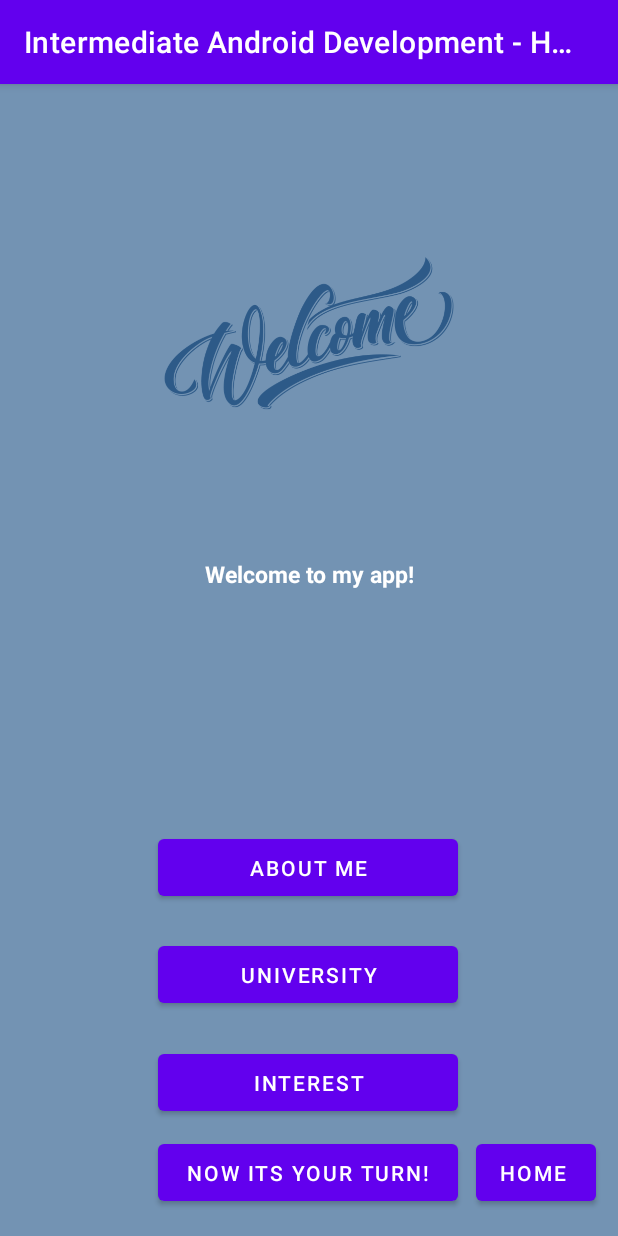
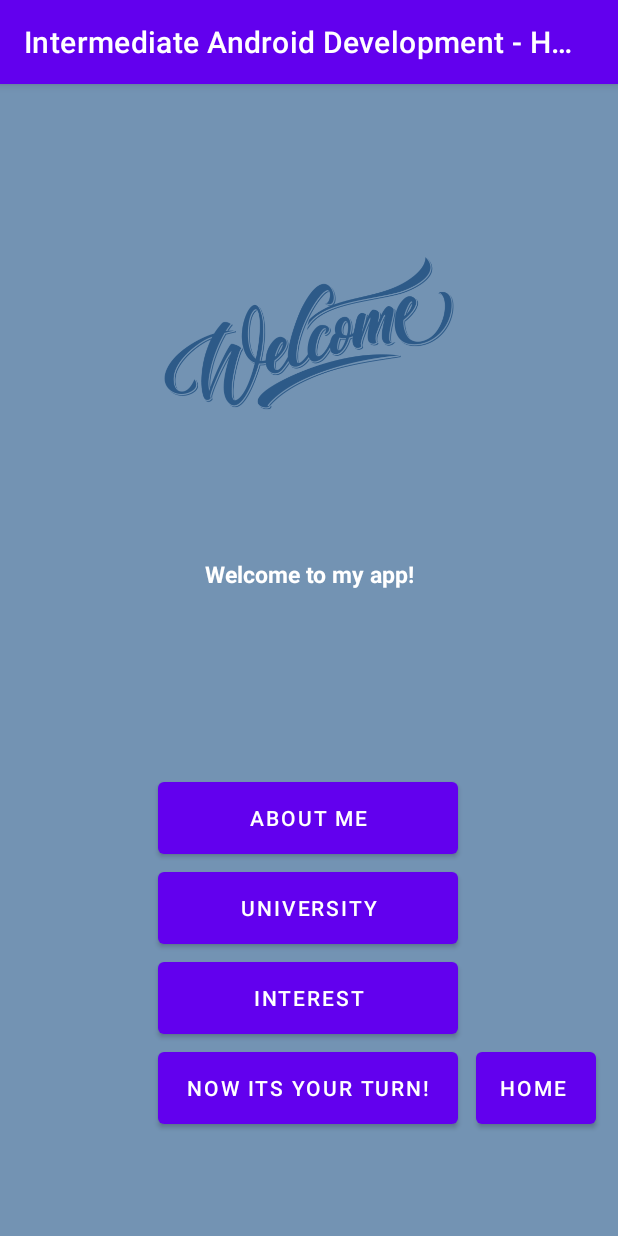
Before and after one commit to Jmdiaz1998/IAD_HelloWorld, an Android app: the screen it shows after launch (MainActivity), on a phone screen of 412 x 824 dp. Run offline under Robolectric (Android 15) with nearby library versions, the light colour scheme and no system bars.

Commit message:
Constraint refinements

```diff
--- a/Prework/app/src/main/res/layout/activity_main.xml
+++ b/Prework/app/src/main/res/layout/activity_main.xml
@@ -35,56 +35,56 @@
         app:srcCompat="@drawable/welcome" />
 
     <Button
-        android:id="@+id/YourTurn_Button"
+        android:id="@+id/AboutMe_Button"
         android:layout_width="200dp"
-        android:layout_height="50dp"
-        android:text="@string/say_hello_button"
+        android:layout_height="60dp"
+        android:layout_marginTop="-20dp"
+        android:text="About me"
         app:layout_constraintBottom_toBottomOf="parent"
-        app:layout_constraintEnd_toEndOf="parent"
-        app:layout_constraintHorizontal_bias="0.498"
-        app:layout_constraintStart_toStartOf="parent"
-        app:layout_constraintTop_toBottomOf="@+id/Interest_Button"
-        app:layout_constraintVertical_bias="0.36" />
+        app:layout_constraintEnd_toEndOf="@+id/University_button"
+        app:layout_constraintHorizontal_bias="0.0"
+        app:layout_constraintStart_toStartOf="@+id/University_button"
+        app:layout_constraintTop_toBottomOf="@+id/Main_Image"
+        app:layout_constraintVertical_bias="0.425" />
+
+    <Button
+        android:id="@+id/University_button"
+        android:layout_width="200dp"
+        android:layout_height="60dp"
+        android:text="University"
+        app:layout_constraintBottom_toTopOf="@+id/Interest_Button"
+        app:layout_constraintEnd_toEndOf="@+id/Interest_Button"
+        app:layout_constraintHorizontal_bias="1.0"
+
+        app:layout_constraintStart_toStartOf="@+id/Interest_Button"
+        app:layout_constraintTop_toBottomOf="@+id/AboutMe_Button" />
 
     <Button
         android:id="@+id/Interest_Button"
         android:layout_width="200dp"
-        android:layout_height="50dp"
-        android:layout_marginBottom="56dp"
+        android:layout_height="60dp"
         android:text="Interest"
-        app:layout_constraintBottom_toBottomOf="parent"
         app:layout_constraintEnd_toEndOf="@+id/YourTurn_Button"
-        app:layout_constraintHorizontal_bias="0.498"
+        app:layout_constraintHorizontal_bias="0.0"
         app:layout_constraintStart_toStartOf="@+id/YourTurn_Button"
         app:layout_constraintTop_toBottomOf="@+id/University_button" />
 
     <Button
-        android:id="@+id/University_button"
+        android:id="@+id/YourTurn_Button"
         android:layout_width="200dp"
-        android:layout_height="50dp"
-        android:text="University"
-        app:layout_constraintBottom_toTopOf="@+id/Interest_Button"
-        app:layout_constraintEnd_toEndOf="@+id/Interest_Button"
-        app:layout_constraintStart_toStartOf="@+id/Interest_Button"
-
-        app:layout_constraintTop_toBottomOf="@+id/AboutMe_Button" />
-
-    <Button
-        android:id="@+id/AboutMe_Button"
-        android:layout_width="200dp"
-        android:layout_height="50dp"
-        android:layout_marginTop="-20dp"
-        android:text="About me"
+        android:layout_height="60dp"
+        android:text="@string/say_hello_button"
         app:layout_constraintBottom_toBottomOf="parent"
-        app:layout_constraintEnd_toEndOf="@+id/University_button"
-        app:layout_constraintHorizontal_bias="0.508"
-        app:layout_constraintStart_toStartOf="@+id/University_button"
-        app:layout_constraintTop_toBottomOf="@+id/Main_Image" />
+        app:layout_constraintEnd_toEndOf="parent"
+        app:layout_constraintHorizontal_bias="0.497"
+        app:layout_constraintStart_toStartOf="parent"
+        app:layout_constraintTop_toBottomOf="@+id/Interest_Button"
+        app:layout_constraintVertical_bias="0.0" />
 
     <Button
         android:id="@+id/home_Button"
         android:layout_width="80dp"
-        android:layout_height="50dp"
+        android:layout_height="60dp"
         android:text="Home "
         app:layout_constraintEnd_toEndOf="parent"
         app:layout_constraintHorizontal_bias="0.448"
```
